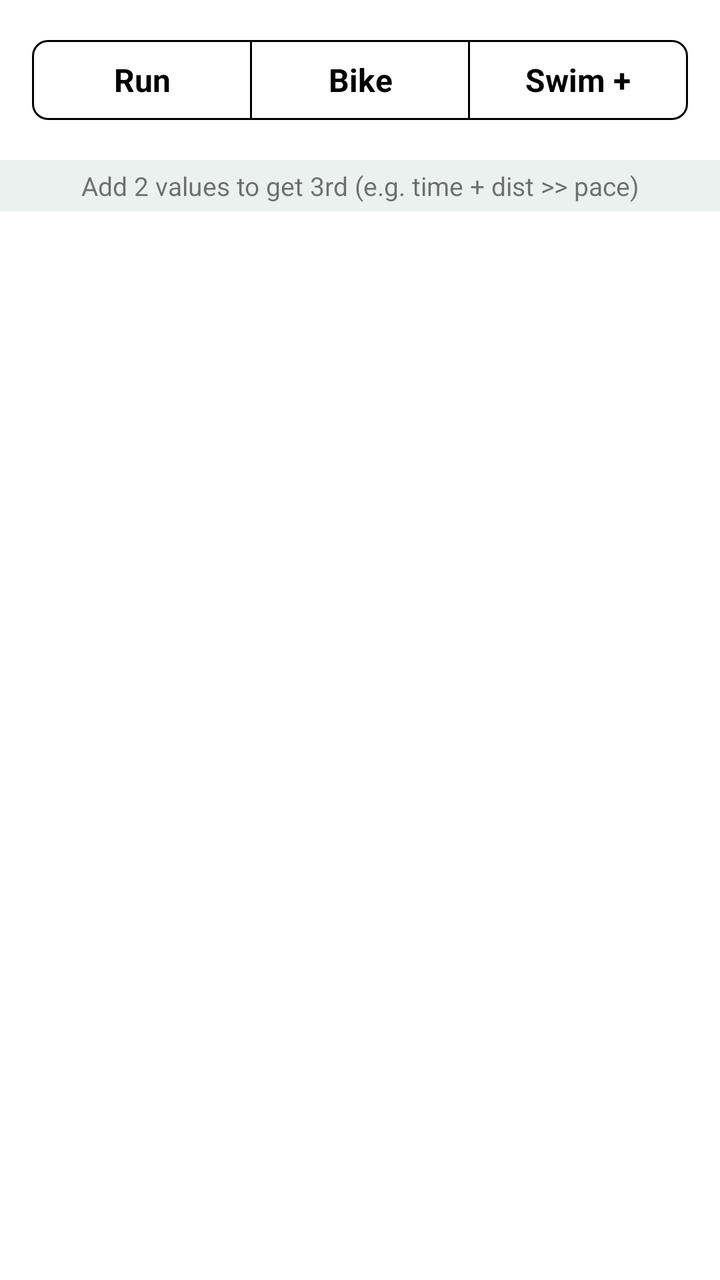
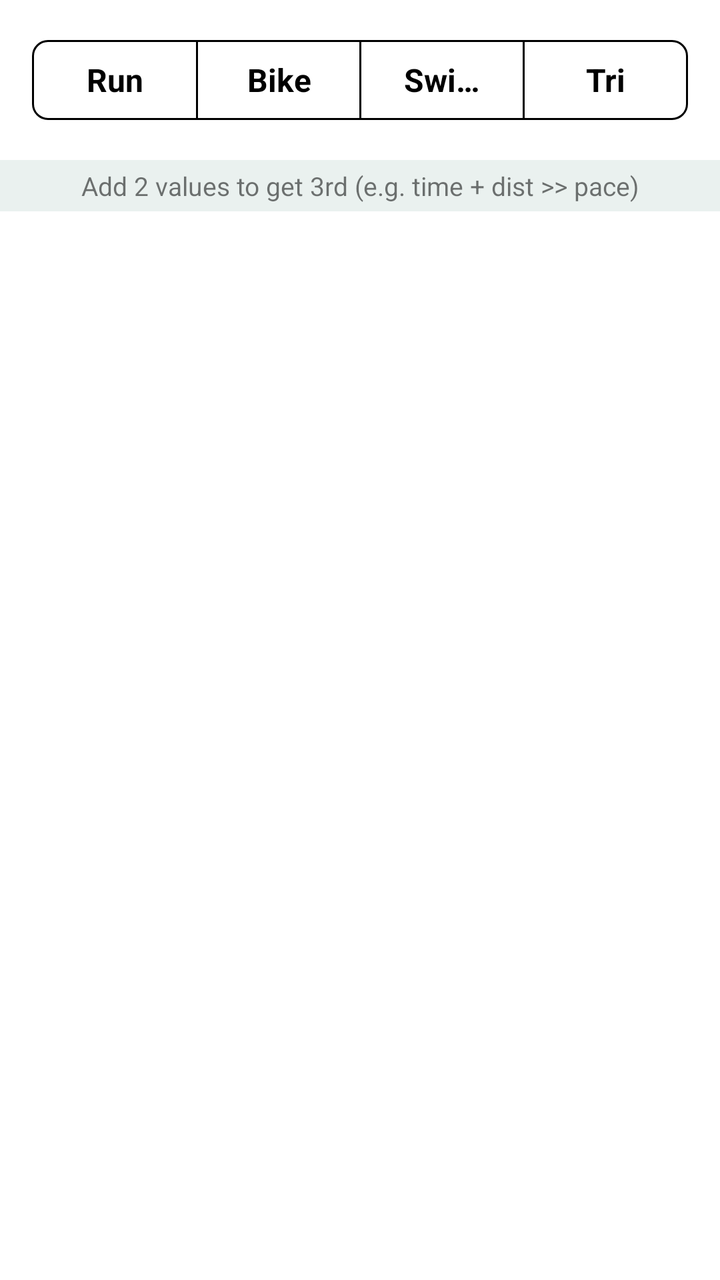

Screens rendered from an Android XML layout before and after an edit, with the pre-edit source and the edit as a unified diff.
<!-- AndroidManifest.xml: application theme Theme.TriathlonPaceCalculator -->
<!-- res/layout/activity_main.xml -->
<?xml version="1.0" encoding="utf-8"?>
<RelativeLayout xmlns:android="http://schemas.android.com/apk/res/android"
    xmlns:app="http://schemas.android.com/apk/res-auto"
    xmlns:tools="http://schemas.android.com/tools"
    android:layout_width="match_parent"
    android:layout_height="match_parent"
    android:background="@color/white"
    android:id="@+id/rootActivity"
    android:fitsSystemWindows="true"
    android:orientation="vertical"
    tools:context=".MainActivity">

    <com.google.android.material.button.MaterialButtonToggleGroup
        android:id="@+id/toggleButton"
        android:layout_width="match_parent"
        android:layout_height="wrap_content"
        android:layout_margin="@dimen/space_md"
        android:gravity="center"
        app:singleSelection="true">

        <com.google.android.material.button.MaterialButton
            android:id="@+id/button1"
            style="@style/Widget.Lichen.SegmentedButton"
            android:layout_width="wrap_content"
            android:layout_height="wrap_content"
            android:layout_weight="1"
            android:text="@string/title_section1"
            app:shapeAppearanceOverlay="@style/roundedCorners_8rad"
            app:strokeColor="@null" />

        <com.google.android.material.button.MaterialButton
            android:id="@+id/button2"
            style="@style/Widget.Lichen.SegmentedButton"
            android:layout_width="wrap_content"
            android:layout_height="wrap_content"
            android:layout_weight="1"
            android:text="@string/title_section2"
            app:shapeAppearanceOverlay="@style/roundedCorners_8rad"
            app:strokeColor="@null" />

        <com.google.android.material.button.MaterialButton
            android:id="@+id/button3"
            style="@style/Widget.Lichen.SegmentedButton"
            android:layout_width="wrap_content"
            android:layout_height="wrap_content"
            android:layout_weight="1"
            android:text="@string/title_section3"
            app:shapeAppearanceOverlay="@style/roundedCorners_8rad"
            app:strokeColor="@null" />

    </com.google.android.material.button.MaterialButtonToggleGroup>

    <TextView
        android:id="@+id/toplineInfo"
        android:layout_width="match_parent"
        android:layout_height="wrap_content"
        android:layout_below="@+id/toggleButton"
        android:layout_marginBottom="@dimen/space_sm"
        android:background="@color/base_color_surface_container_weak"
        android:gravity="center"
        android:paddingStart="@dimen/space_sm"
        android:paddingTop="@dimen/space_xs"
        android:paddingEnd="@dimen/space_sm"
        android:paddingBottom="@dimen/space_xs"
        android:text="@string/helpTextGeneric"
        android:textSize="13sp" />

    <FrameLayout
        android:id="@+id/fragment1"
        android:layout_width="match_parent"
        android:layout_height="match_parent"
        android:layout_below="@+id/toplineInfo"
        android:visibility="visible">

    </FrameLayout>

    <FrameLayout
        android:id="@+id/fragment2"
        android:layout_width="match_parent"
        android:layout_height="match_parent"
        android:layout_below="@+id/toplineInfo"
        android:visibility="gone" />

    <FrameLayout
        android:id="@+id/fragment3"
        android:layout_width="match_parent"
        android:layout_height="match_parent"
        android:layout_below="@+id/toplineInfo"
        android:visibility="gone" />

    
    
    
    
    
    
    
    
    
    
    

</RelativeLayout>
<!-- resources referenced by this layout -->
<resources>
  <color name="base_color_surface_container_weak">#ffeaf1ef</color>
  <color name="white">#FFFFFF</color>
  <dimen name="space_md">16dp</dimen>
  <dimen name="space_sm">8dp</dimen>
  <dimen name="space_xs">4dp</dimen>
  <string name="helpTextGeneric">Add 2 values to get 3rd (e.g. time + dist &gt;&gt; pace)</string>
  <string name="title_section1">Run</string>
  <string name="title_section2">Bike</string>
  <string name="title_section3">Swim +</string>
  <style name="Widget.Lichen.SegmentedButton" parent="Widget.Material3.Button.OutlinedButton">
          <item name="materialThemeOverlay">@style/ThemeOverlay.Lichen.SegmentedButton</item>
          <item name="iconPadding">@dimen/space_sm</item>
          <item name="android:paddingStart">@dimen/space_md</item>
          <item name="android:paddingEnd">@dimen/space_md</item>
          <item name="android:textSize">16sp</item>
          <item name="android:textStyle">bold</item>
          <item name="android:backgroundTint">
              @color/backgroundColor
          </item>
          <item name="android:textColor">@color/textColor
          </item>
          <item name="strokeColor">@color/base_color_interactive_secondary_outline_default</item>
      </style>
  <style name="roundedCorners_8rad" parent="">
          <item name="cornerFamily">rounded</item>
          <item name="cornerSize">@dimen/space_sm</item>
      </style>
  <style name="Theme.TriathlonPaceCalculator" parent="Base.Theme.TriathlonPaceCalculator" />
  <style name="ThemeOverlay.Lichen.SegmentedButton" parent="">
          <item name="colorSecondaryContainer">@color/base_color_info_default</item>
          <item name="colorContainer">@android:color/transparent</item>
      </style>
  <color name="backgroundColor">@color/white</color>
  <color name="textColor">@color/black</color>
  <color name="base_color_interactive_secondary_outline_default">#ffd5dddc</color>
  <style name="Base.Theme.TriathlonPaceCalculator" parent="Theme.MaterialComponents.DayNight.DarkActionBar">
          
          <item name="colorPrimary">@color/colorPrimary</item>
          <item name="colorPrimaryDark">@color/colorPrimaryDark</item>
          <item name="colorAccent">@color/colorAccent</item>
          <item name="android:textColorPrimary">@android:color/white</item>
          <item name="android:spinnerItemStyle">@style/SpinnerItem</item>
          <item name="android:listSelector">@color/base_color_info_default</item>
          <item name="android:statusBarColor">@android:color/transparent</item>
          <item name="android:windowLightStatusBar">true</item>
      </style>
  <color name="base_color_info_default">#ff40718f</color>
  <color name="black">#FF000000</color>
  <color name="colorPrimary">#ff40718f</color>
  <color name="colorPrimaryDark">#ff4a8cb5</color>
  <color name="colorAccent">#03DAC5</color>
  <style name="SpinnerItem">
          <item name="android:textColor">@color/base_color_info_default</item>
          <item name="android:textSize">18sp</item>
      </style>
</resources>

<!-- the commit's change to res/layout/activity_main.xml (unified diff, before → after) -->
@@ -2,10 +2,10 @@
 <RelativeLayout xmlns:android="http://schemas.android.com/apk/res/android"
     xmlns:app="http://schemas.android.com/apk/res-auto"
     xmlns:tools="http://schemas.android.com/tools"
+    android:id="@+id/rootActivity"
     android:layout_width="match_parent"
     android:layout_height="match_parent"
     android:background="@color/white"
-    android:id="@+id/rootActivity"
     android:fitsSystemWindows="true"
     android:orientation="vertical"
     tools:context=".MainActivity">
@@ -45,6 +45,16 @@
             android:layout_height="wrap_content"
             android:layout_weight="1"
             android:text="@string/title_section3"
+            app:shapeAppearanceOverlay="@style/roundedCorners_8rad"
+            app:strokeColor="@null" />
+
+        <com.google.android.material.button.MaterialButton
+            android:id="@+id/button4"
+            style="@style/Widget.Lichen.SegmentedButton"
+            android:layout_width="wrap_content"
+            android:layout_height="wrap_content"
+            android:layout_weight="1"
+            android:text="Tri"
             app:shapeAppearanceOverlay="@style/roundedCorners_8rad"
             app:strokeColor="@null" />
 
@@ -88,6 +98,13 @@
         android:layout_below="@+id/toplineInfo"
         android:visibility="gone" />
 
+    <FrameLayout
+        android:id="@+id/fragment4"
+        android:layout_width="match_parent"
+        android:layout_height="match_parent"
+        android:layout_below="@+id/toplineInfo"
+        android:visibility="gone" />
+
     
     
     
